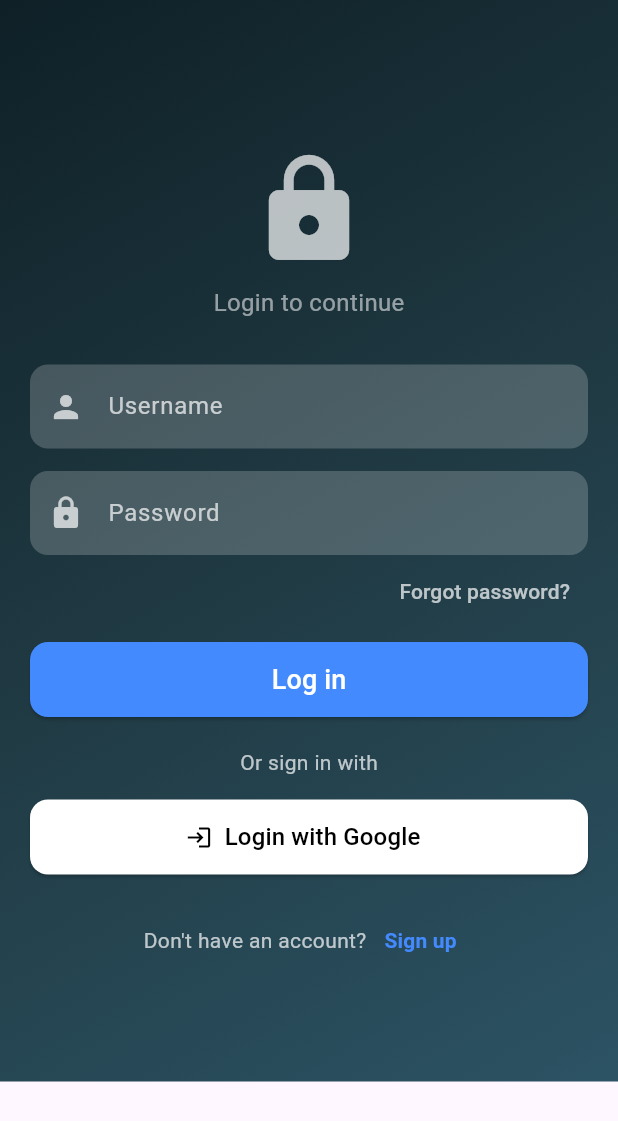
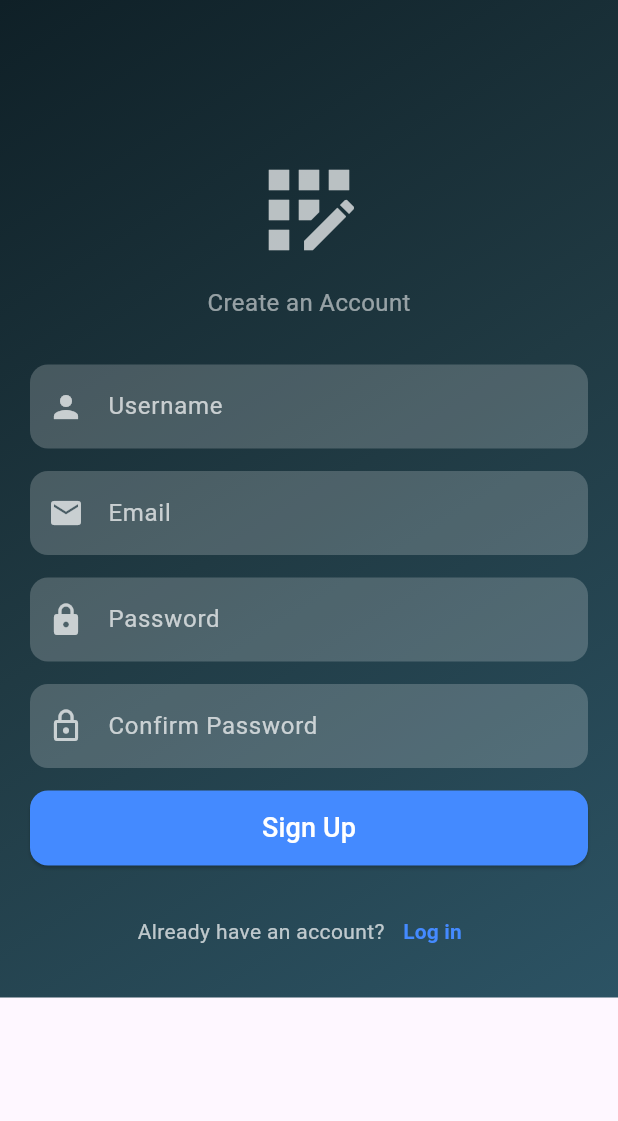
Before and after one commit to sadianusratmunny51/SWE250_Project, a Flutter app: the screen it shows after launch, after a tap on "Sign up", on a phone screen of 412 x 824 dp. Shown: the top 1121 px of the screen. Run offline on Flutter 3.47's test engine with Material 3 defaults, Android fonts, the phone set to English and light mode, and no system bars; our stand-ins replace firebase_auth, firebase_core, fl_chart; accounts and stored records are empty; network calls fail.

```diff
--- a/lib/main.dart
+++ b/lib/main.dart
@@ -1,10 +1,13 @@
 import 'package:flutter/material.dart';
-//import 'pages/login.dart';
-import 'routes.dart';
-import 'package:firebase_auth/firebase_auth.dart';
-import 'package:cloud_firestore/cloud_firestore.dart';
+import 'package:firebase_core/firebase_core.dart';
+import 'firebase_options.dart';
+import 'package:project/routes.dart';
 
-void main() {
+void main() async {
+  WidgetsFlutterBinding.ensureInitialized();
+  await Firebase.initializeApp(
+    options: DefaultFirebaseOptions.currentPlatform,
+  );
   runApp(const MyApp());
 }
 
@@ -14,10 +17,10 @@ class MyApp extends StatelessWidget {
   @override
   Widget build(BuildContext context) {
     return MaterialApp(
+      title: 'Your Project',
       debugShowCheckedModeBanner: false,
-      // home: LoginPage(),
-      initialRoute: '/',
-      routes: AppRoutes.routes,
+      initialRoute: '/', // 👈 This points to SplashScreen in routes
+      routes: AppRoutes.routes, // 👈 Uses your central route manager
     );
   }
 }
--- a/lib/pages/login.dart
+++ b/lib/pages/login.dart
@@ -1,8 +1,57 @@
 import 'package:flutter/material.dart';
+import 'package:firebase_auth/firebase_auth.dart';
 import 'package:project/Screen/welcome_screen.dart';
+import 'package:project/pages/sign_up_page.dart';
 
-class LoginPage extends StatelessWidget {
+class LoginPage extends StatefulWidget {
   const LoginPage({super.key});
+
+  @override
+  State<LoginPage> createState() => _LoginPageState();
+}
+
+class _LoginPageState extends State<LoginPage> {
+  final TextEditingController emailController = TextEditingController();
+  final TextEditingController passwordController = TextEditingController();
+
+  final FirebaseAuth _auth = FirebaseAuth.instance;
+
+  bool isLoading = false;
+
+  Future<void> loginUser() async {
+    setState(() {
+      isLoading = true;
+    });
+
+    try {
+      UserCredential userCredential = await _auth.signInWithEmailAndPassword(
+        email: emailController.text.trim(),
+        password: passwordController.text.trim(),
+      );
+
+      if (userCredential.user != null) {
+        if (userCredential.user!.emailVerified) {
+          Navigator.pushReplacement(
+            context,
+            MaterialPageRoute(builder: (context) => const WelcomeScreen()),
+          );
+        } else {
+          await _auth.signOut();
+          ScaffoldMessenger.of(context).showSnackBar(
+            const SnackBar(content: Text('Please verify your email first')),
+          );
+        }
+      }
+    } on FirebaseAuthException catch (e) {
+      ScaffoldMessenger.of(context).showSnackBar(
+        SnackBar(content: Text(e.message ?? "Login failed")),
+      );
+    } finally {
+      setState(() {
+        isLoading = false;
+      });
+    }
+  }
 
   @override
   Widget build(BuildContext context) {
@@ -17,13 +66,12 @@ class LoginPage extends StatelessWidget {
           ),
         ),
         child: SingleChildScrollView(
-          // 👈 FIX: Makes UI scrollable
           child: Padding(
             padding: const EdgeInsets.all(20.0),
             child: Column(
               mainAxisSize: MainAxisSize.min,
               children: [
-                const SizedBox(height: 80), // 👈 Added space at the top
+                const SizedBox(height: 80),
                 const Icon(Icons.lock, size: 80, color: Colors.white70),
                 const SizedBox(height: 10),
                 const Text(
@@ -31,12 +79,17 @@ class LoginPage extends StatelessWidget {
                   style: TextStyle(color: Colors.white54, fontSize: 16),
                 ),
                 const SizedBox(height: 30),
-
                 _buildTextField(
-                    hint: 'Username', icon: Icons.person, obscure: false),
+                    controller: emailController,
+                    hint: 'Email',
+                    icon: Icons.email,
+                    obscure: false),
                 const SizedBox(height: 15),
                 _buildTextField(
-                    hint: 'Password', icon: Icons.lock, obscure: true),
+                    controller: passwordController,
+                    hint: 'Password',
+                    icon: Icons.lock,
+                    obscure: true),
                 Align(
                   alignment: Alignment.centerRight,
                   child: TextButton(
@@ -47,13 +100,7 @@ class LoginPage extends StatelessWidget {
                 ),
                 const SizedBox(height: 10),
                 ElevatedButton(
-                  onPressed: () {
-                    Navigator.push(
-                      context,
-                      MaterialPageRoute(
-                          builder: (context) => const WelcomeScreen()),
-                    );
-                  },
+                  onPressed: isLoading ? null : loginUser,
                   style: ElevatedButton.styleFrom(
                     backgroundColor: Colors.blueAccent,
                     foregroundColor: Colors.white,
@@ -62,7 +109,9 @@ class LoginPage extends StatelessWidget {
                     ),
                     minimumSize: const Size(double.infinity, 50),
                   ),
-                  child: const Text('Log in', style: TextStyle(fontSize: 18)),
+                  child: isLoading
+                      ? const CircularProgressIndicator(color: Colors.white)
+                      : const Text('Log in', style: TextStyle(fontSize: 18)),
                 ),
                 const SizedBox(height: 20),
                 const Text('Or sign in with',
@@ -91,15 +140,24 @@ class LoginPage extends StatelessWidget {
                       style: TextStyle(color: Colors.white70),
                     ),
                     TextButton(
-                      onPressed: () {},
-                      child: const Text('Sign up',
-                          style: TextStyle(
-                              color: Colors.blueAccent,
-                              fontWeight: FontWeight.bold)),
+                      onPressed: () {
+                        Navigator.push(
+                          context,
+                          MaterialPageRoute(
+                              builder: (context) => const SignUpPage()),
+                        );
+                      },
+                      child: const Text(
+                        'Sign up',
+                        style: TextStyle(
+                          color: Colors.blueAccent,
+                          fontWeight: FontWeight.bold,
+                        ),
+                      ),
                     ),
                   ],
                 ),
-                const SizedBox(height: 50), // 👈 Added space at the bottom
+                const SizedBox(height: 50),
               ],
             ),
           ),
@@ -109,8 +167,12 @@ class LoginPage extends StatelessWidget {
   }
 
   Widget _buildTextField(
-      {required String hint, required IconData icon, required bool obscure}) {
+      {required TextEditingController controller,
+      required String hint,
+      required IconData icon,
+      required bool obscure}) {
     return TextField(
+      controller: controller,
       obscureText: obscure,
       style: const TextStyle(color: Colors.white),
       cursorColor: Colors.black,
--- /dev/null
+++ b/lib/pages/sign_up_page.dart
@@ -0,0 +1,208 @@
+import 'package:flutter/material.dart';
+import 'package:firebase_auth/firebase_auth.dart';
+
+class SignUpPage extends StatefulWidget {
+  const SignUpPage({super.key});
+
+  @override
+  State<SignUpPage> createState() => _SignUpPageState();
+}
+
+class _SignUpPageState extends State<SignUpPage> {
+  final _auth = FirebaseAuth.instance;
+
+  final TextEditingController _emailController = TextEditingController();
+  final TextEditingController _usernameController = TextEditingController();
+  final TextEditingController _passwordController = TextEditingController();
+  final TextEditingController _confirmPasswordController =
+      TextEditingController();
+
+  bool _isLoading = false;
+  String? _errorMessage;
+
+  Future<void> _register() async {
+    setState(() {
+      _isLoading = true;
+      _errorMessage = null;
+    });
+
+    final email = _emailController.text.trim();
+    final password = _passwordController.text.trim();
+    final confirmPassword = _confirmPasswordController.text.trim();
+    final username = _usernameController.text.trim();
+
+    if (email.isEmpty ||
+        password.isEmpty ||
+        username.isEmpty ||
+        confirmPassword.isEmpty) {
+      setState(() {
+        _errorMessage = "All fields are required.";
+        _isLoading = false;
+      });
+      return;
+    }
+
+    if (password != confirmPassword) {
+      setState(() {
+        _errorMessage = "Passwords do not match.";
+        _isLoading = false;
+      });
+      return;
+    }
+
+    try {
+      final userCredential = await _auth.createUserWithEmailAndPassword(
+        email: email,
+        password: password,
+      );
+
+      // Optional: Add display name
+      await userCredential.user!.updateDisplayName(username);
+
+      // Send email verification
+      await userCredential.user!.sendEmailVerification();
+
+      // Show confirmation
+      showDialog(
+        context: context,
+        builder: (context) => AlertDialog(
+          title: const Text("Verify your email"),
+          content: const Text(
+              "A verification email has been sent. Please check your inbox."),
+          actions: [
+            TextButton(
+              onPressed: () => Navigator.pop(context),
+              child: const Text("OK"),
+            ),
+          ],
+        ),
+      );
+
+      // Clear form
+      _emailController.clear();
+      _usernameController.clear();
+      _passwordController.clear();
+      _confirmPasswordController.clear();
+    } on FirebaseAuthException catch (e) {
+      setState(() {
+        _errorMessage = e.message;
+      });
+    } finally {
+      setState(() {
+        _isLoading = false;
+      });
+    }
+  }
+
+  Widget _buildTextField(
+      {required TextEditingController controller,
+      required String hint,
+      required IconData icon,
+      bool obscure = false}) {
+    return TextField(
+      controller: controller,
+      obscureText: obscure,
+      style: const TextStyle(color: Colors.white),
+      cursorColor: Colors.black,
+      decoration: InputDecoration(
+        hintText: hint,
+        hintStyle: const TextStyle(color: Colors.white70),
+        prefixIcon: Icon(icon, color: Colors.white70),
+        filled: true,
+        fillColor: Colors.white.withOpacity(0.2),
+        border: OutlineInputBorder(
+          borderRadius: BorderRadius.circular(12),
+          borderSide: BorderSide.none,
+        ),
+      ),
+    );
+  }
+
+  @override
+  Widget build(BuildContext context) {
+    return Scaffold(
+      body: Container(
+        width: double.infinity,
+        decoration: const BoxDecoration(
+          gradient: LinearGradient(
+            colors: [Color(0xFF0F2027), Color(0xFF203A43), Color(0xFF2C5364)],
+            begin: Alignment.topLeft,
+            end: Alignment.bottomRight,
+          ),
+        ),
+        child: SingleChildScrollView(
+          child: Padding(
+            padding: const EdgeInsets.all(20.0),
+            child: Column(
+              children: [
+                const SizedBox(height: 80),
+                const Icon(Icons.app_registration,
+                    size: 80, color: Colors.white70),
+                const SizedBox(height: 10),
+                const Text('Create an Account',
+                    style: TextStyle(color: Colors.white54, fontSize: 16)),
+                const SizedBox(height: 30),
+                _buildTextField(
+                    controller: _usernameController,
+                    hint: 'Username',
+                    icon: Icons.person),
+                const SizedBox(height: 15),
+                _buildTextField(
+                    controller: _emailController,
+                    hint: 'Email',
+                    icon: Icons.email),
+                const SizedBox(height: 15),
+                _buildTextField(
+                    controller: _passwordController,
+                    hint: 'Password',
+                    icon: Icons.lock,
+                    obscure: true),
+                const SizedBox(height: 15),
+                _buildTextField(
+                    controller: _confirmPasswordController,
+                    hint: 'Confirm Password',
+                    icon: Icons.lock_outline,
+                    obscure: true),
+                const SizedBox(height: 15),
+                if (_errorMessage != null)
+                  Text(_errorMessage!,
+                      style: const TextStyle(color: Colors.redAccent)),
+                ElevatedButton(
+                  onPressed: _isLoading ? null : _register,
+                  style: ElevatedButton.styleFrom(
+                    backgroundColor: Colors.blueAccent,
+                    foregroundColor: Colors.white,
+                    shape: RoundedRectangleBorder(
+                      borderRadius: BorderRadius.circular(12),
+                    ),
+                    minimumSize: const Size(double.infinity, 50),
+                  ),
+                  child: _isLoading
+                      ? const CircularProgressIndicator(color: Colors.white)
+                      : const Text('Sign Up', style: TextStyle(fontSize: 18)),
+                ),
+                const SizedBox(height: 20),
+                Row(
+                  mainAxisAlignment: MainAxisAlignment.center,
+                  children: [
+                    const Text("Already have an account?",
+                        style: TextStyle(color: Colors.white70)),
+                    TextButton(
+                      onPressed: () {
+                        Navigator.pop(context); // Go back to login
+                      },
+                      child: const Text('Log in',
+                          style: TextStyle(
+                              color: Colors.blueAccent,
+                              fontWeight: FontWeight.bold)),
+                    ),
+                  ],
+                ),
+              ],
+            ),
+          ),
+        ),
+      ),
+    );
+  }
+}
--- a/lib/routes.dart
+++ b/lib/routes.dart
@@ -15,7 +15,7 @@ class AppRoutes {
     '/dashboard': (context) => const DashboardPage(),
     '/expense': (context) => const ExpenseDashboard(),
     '/tasks': (context) => const TaskListPage(),
-    '/reminders': (context) => const NotificationsPage(),
+    //'/reminders': (context) => const NotificationsPage(),
     '/profile': (context) => ProfilePage(),
   };
 }
```
Also changed, not shown: lib/pages/Notifications/notification_page.dart (+24 -60 lines), lib/pages/TaskManager/task_list_page.dart (+33 -70 lines), pubspec.yaml (+7 -10 lines), pubspec.lock, 6 other files.
